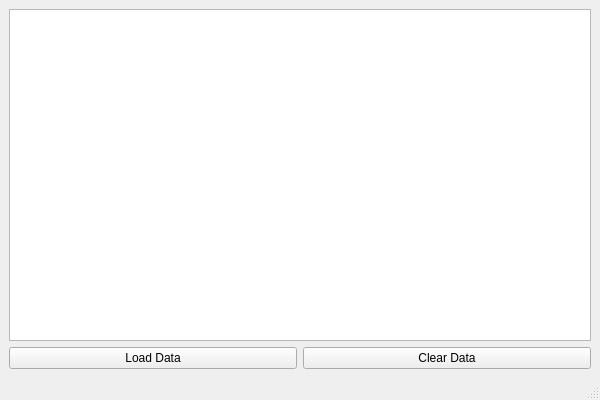
Old version of the form src/ui/MainWindow.ui in the repository matwin04/MediaManagerPlusPlus.
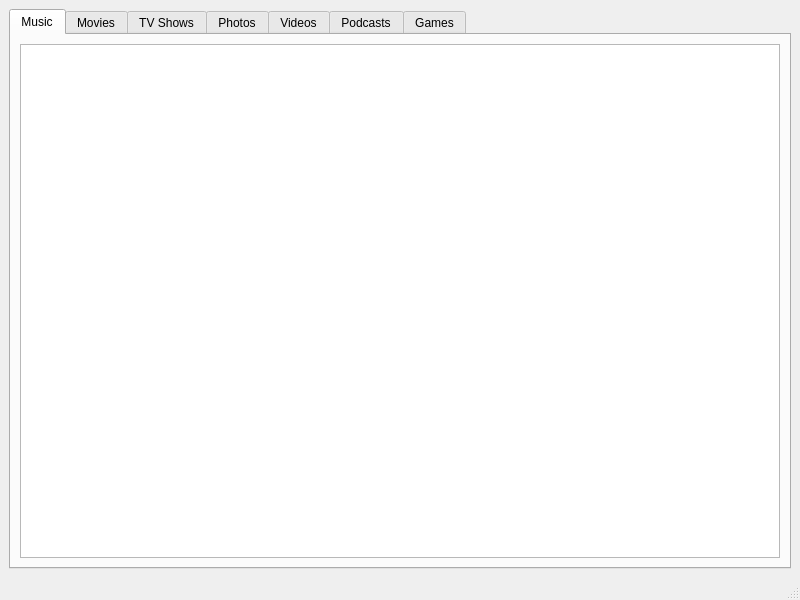
New version of the form.

```diff
--- a/src/ui/MainWindow.ui
+++ b/src/ui/MainWindow.ui
@@ -6,30 +6,90 @@
             <rect>
                 <x>0</x>
                 <y>0</y>
-                <width>600</width>
-                <height>400</height>
+                <width>800</width>
+                <height>600</height>
             </rect>
         </property>
         <property name="windowTitle">
             <string>Table Display with Grid Layout</string>
         </property>
         <widget class="QWidget" name="centralwidget">
-            <layout class="QGridLayout" name="gridLayout">
-                <item row="0" column="0" colspan="2">
-                    <widget class="QTableView" name="tableView"/>
-                </item>
-                <item row="1" column="0">
-                    <widget class="QPushButton" name="loadButton">
-                        <property name="text">
-                            <string>Load Data</string>
+            <layout class="QVBoxLayout" name="verticalLayout">
+                <item>
+                    <widget class="QTabWidget" name="tabWidget">
+                        <property name="tabPosition">
+                            <enum>QTabWidget::North</enum>
                         </property>
-                    </widget>
-                </item>
-                <item row="1" column="1">
-                    <widget class="QPushButton" name="clearButton">
-                        <property name="text">
-                            <string>Clear Data</string>
-                        </property>
+                        <widget class="QWidget" name="musicTab">
+                            <attribute name="title">
+                                <string>Music</string>
+                            </attribute>
+                            <layout class="QVBoxLayout" name="musicLayout">
+                                <item>
+                                    <widget class="QTableView" name="musicTableView"/>
+                                </item>
+                            </layout>
+                        </widget>
+                        <widget class="QWidget" name="moviesTab">
+                            <attribute name="title">
+                                <string>Movies</string>
+                            </attribute>
+                            <layout class="QVBoxLayout" name="moviesLayout">
+                                <item>
+                                    <widget class="QTableView" name="moviesTableView"/>
+                                </item>
+                            </layout>
+                        </widget>
+                        <widget class="QWidget" name="tvTab">
+                            <attribute name="title">
+                                <string>TV Shows</string>
+                            </attribute>
+                            <layout class="QVBoxLayout" name="tvLayout">
+                                <item>
+                                    <widget class="QTableView" name="tvTableView"/>
+                                </item>
+                            </layout>
+                        </widget>
+                        <widget class="QWidget" name="photosTab">
+                            <attribute name="title">
+                                <string>Photos</string>
+                            </attribute>
+                            <layout class="QVBoxLayout" name="photosLayout">
+                                <item>
+                                    <widget class="QTableView" name="photosTableView"/>
+                                </item>
+                            </layout>
+                        </widget>
+                        <widget class="QWidget" name="videosTab">
+                            <attribute name="title">
+                                <string>Videos</string>
+                            </attribute>
+                            <layout class="QVBoxLayout" name="videosLayout">
+                                <item>
+                                    <widget class="QTableView" name="videosTableView"/>
+                                </item>
+                            </layout>
+                        </widget>
+                        <widget class="QWidget" name="podcastsTab">
+                            <attribute name="title">
+                                <string>Podcasts</string>
+                            </attribute>
+                            <layout class="QVBoxLayout" name="podcastsLayout">
+                                <item>
+                                    <widget class="QTableView" name="podcastsTableView"/>
+                                </item>
+                            </layout>
+                        </widget>
+                        <widget class="QWidget" name="gamesTab">
+                            <attribute name="title">
+                                <string>Games</string>
+                            </attribute>
+                            <layout class="QVBoxLayout" name="gamesLayout">
+                                <item>
+                                    <widget class="QTableView" name="gamesTableView"/>
+                                </item>
+                            </layout>
+                        </widget>
                     </widget>
                 </item>
             </layout>
```
Left out of the diff: 2 changed lines with no effect on the pictures.
